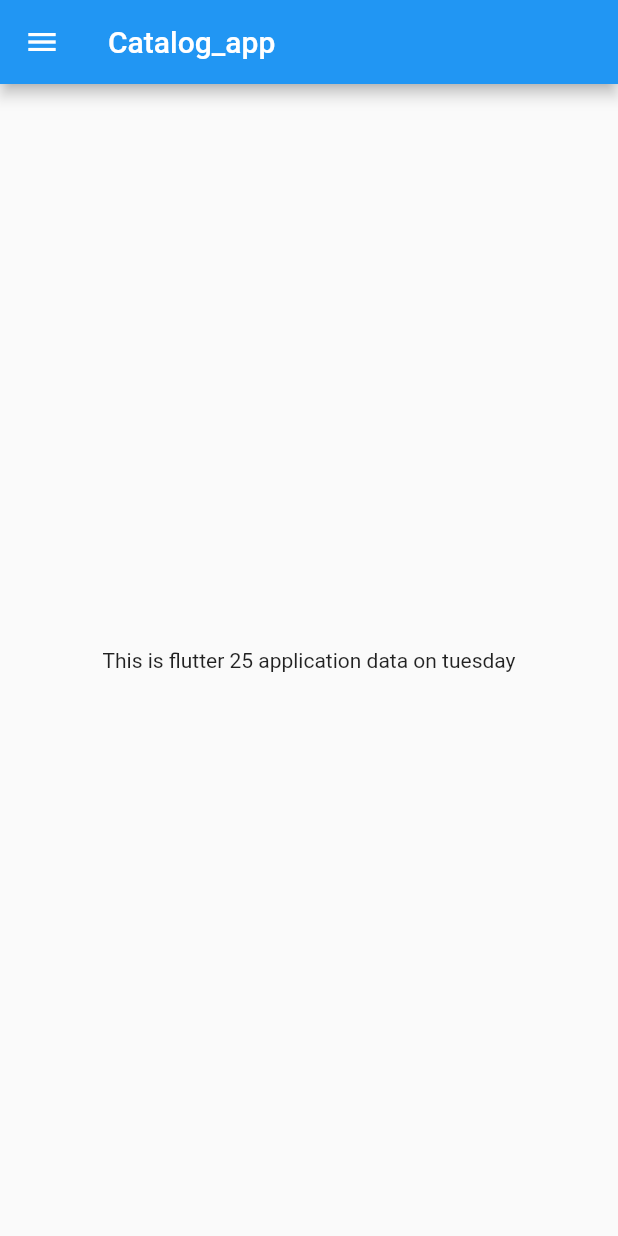
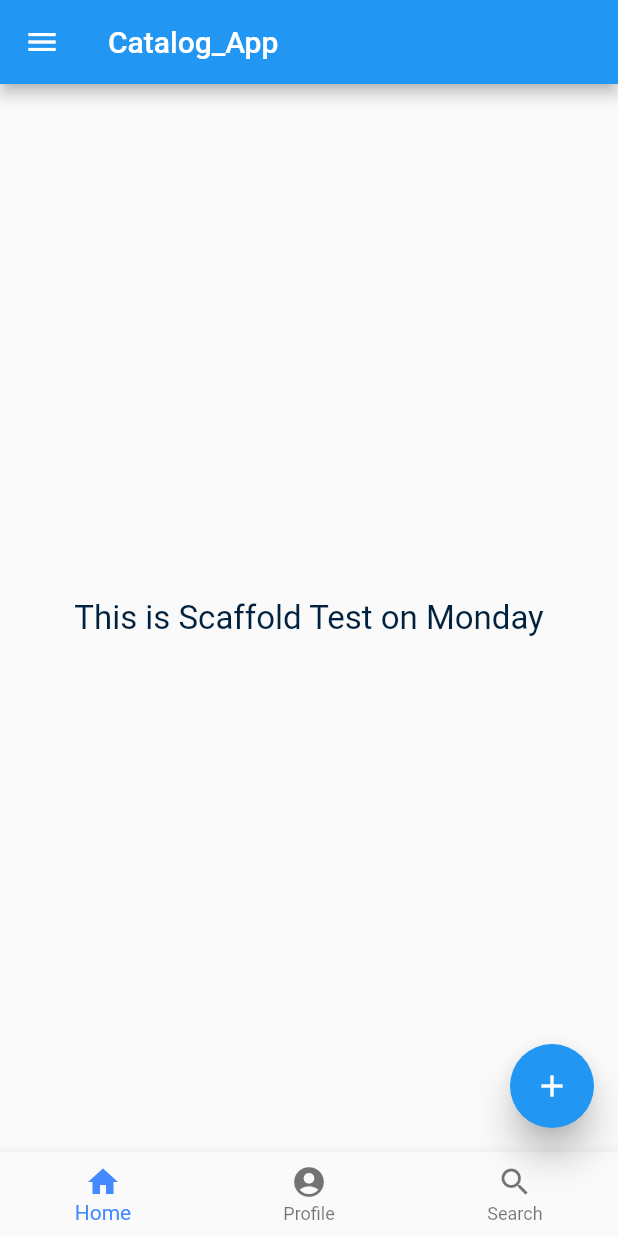
Before and after one commit to tarunsingh1807/Catalog_app, a Flutter app: the screen it shows after launch, on a phone screen of 412 x 824 dp. Run offline on Flutter 3.47's test engine with Material 2 defaults, Android fonts, the phone set to English and light mode, and no system bars.

Commit message:
Third Commit on day2

```diff
--- a/lib/Homepage.dart
+++ b/lib/Homepage.dart
@@ -1,21 +1,119 @@
+// import 'dart:html';
+
+// import 'package:flutter/material.dart';
+
+// class Homepage extends StatelessWidget {
+//   final int days = 25;
+//   final String name = "tuesday";
+
+//   @override
+//   Widget build(BuildContext context) {
+//     return Scaffold(
+//       appBar: AppBar(
+//         title: Text("Catalog_app"),
+//       ),
+//         body: Center(
+//           child: Container(
+//           child: Text("This is flutter $days application data on $name", style: TextStyle(color: Colors.black ,fontSize: 16.0),),
+//             ),
+//         ),
+//         drawer: Drawer(
+//           child: ListView(
+//             children: const <Widget>[
+//               DrawerHeader(
+//                 decoration: BoxDecoration(
+//                   color: Colors.blue,
+//                 ),
+//                 child: Text("Tarun Singh",style: TextStyle(color: Colors.white,fontSize: 12.0),
+
+//               ),),
+//               ListTile(
+//                 title: Text("My pofile"),
+//                 leading: Icon(Icons.account_circle_sharp),
+//               ),
+//               ListTile(
+//                 title: Text("Settings"),
+//                 leading: Icon(Icons.settings),
+//               )
+//             ],
+//           ),
+//         ),
+//       );
+//   }
+// }
+
 import 'package:flutter/material.dart';
 
 class Homepage extends StatelessWidget {
-  final int days = 25;
-  final String name = "tuesday";
+
+  final String day = "Monday";
 
   @override
   Widget build(BuildContext context) {
     return Scaffold(
       appBar: AppBar(
-        title: Text("Catalog_app"),
+        title: Text("Catalog_App"),
       ),
-        body: Center(
+      body: Material(
+        child: Center(
           child: Container(
-          child: Text("This is flutter $days application data on $name"),
+            child: Text("This is Scaffold Test on $day", style: TextStyle(color: Color.fromARGB(255, 0, 34, 62), fontSize: 22.0),),
+          ),
+        ),
+      ),
+      floatingActionButton: FloatingActionButton(
+        elevation: 10.0,
+        child: const Icon(Icons.add),
+        onPressed: (){
+      }),
+      drawer: Drawer(
+        child: ListView(
+          children: const <Widget>[
+            DrawerHeader(
+              decoration: BoxDecoration(
+                color: Colors.blueAccent,
+              ),
+              child: Text("Tarun Singh",style: TextStyle(color: Colors.white, fontSize: 18.0),
+              ),
             ),
+            ListTile(
+              title: Text("My Profile"),
+              leading: Icon(Icons.account_circle_sharp, color: Colors.blueGrey,),
+            ),
+            ListTile(
+              title: Text("Contact"),
+              leading: Icon(Icons.call, color: Colors.blueGrey),
+            ),
+            ListTile(
+              title: Text("Dashboard"),
+              leading: Icon(Icons.dashboard, color: Colors.blueGrey,),
+            ),
+            ListTile(
+              title: Text("Settings"),
+              leading: Icon(Icons.settings, color: Colors.blueGrey),
+            )
+          ],
         ),
-        drawer: Drawer(),
-      );
+      ),
+      bottomNavigationBar: BottomNavigationBar(
+        currentIndex: 0,
+        fixedColor: Colors.blueAccent,
+        items: const [
+          BottomNavigationBarItem(
+            label: "Home",
+            icon: Icon(Icons.home)),
+          BottomNavigationBarItem(
+            label: "Profile",
+            icon: Icon(Icons.account_circle_sharp)),
+          // BottomNavigationBarItem(
+          //   label: "Dashboard",
+          //   icon: Icon(Icons.dashboard)),
+          BottomNavigationBarItem(
+            label: "Search",
+            icon: Icon(Icons.search)),
+        ],
+        onTap: (int indexOfItem){},
+        ),
+    );
   }
 }
```
Also changed, not shown: lib/main.dart (line endings or trailing spaces).
